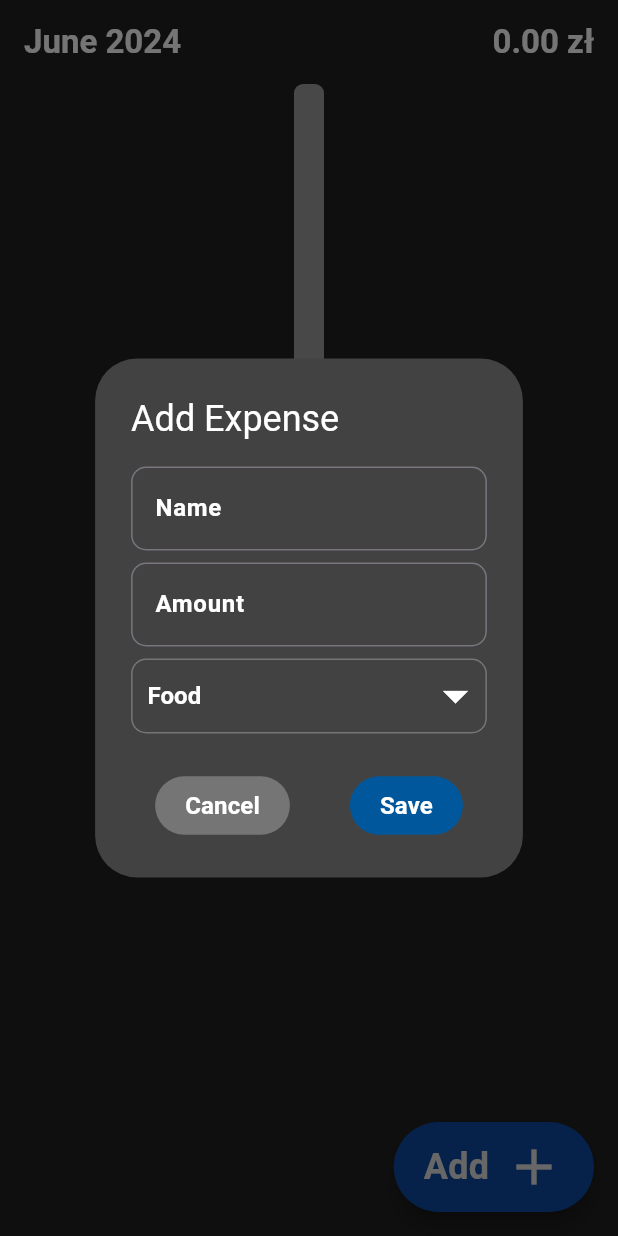
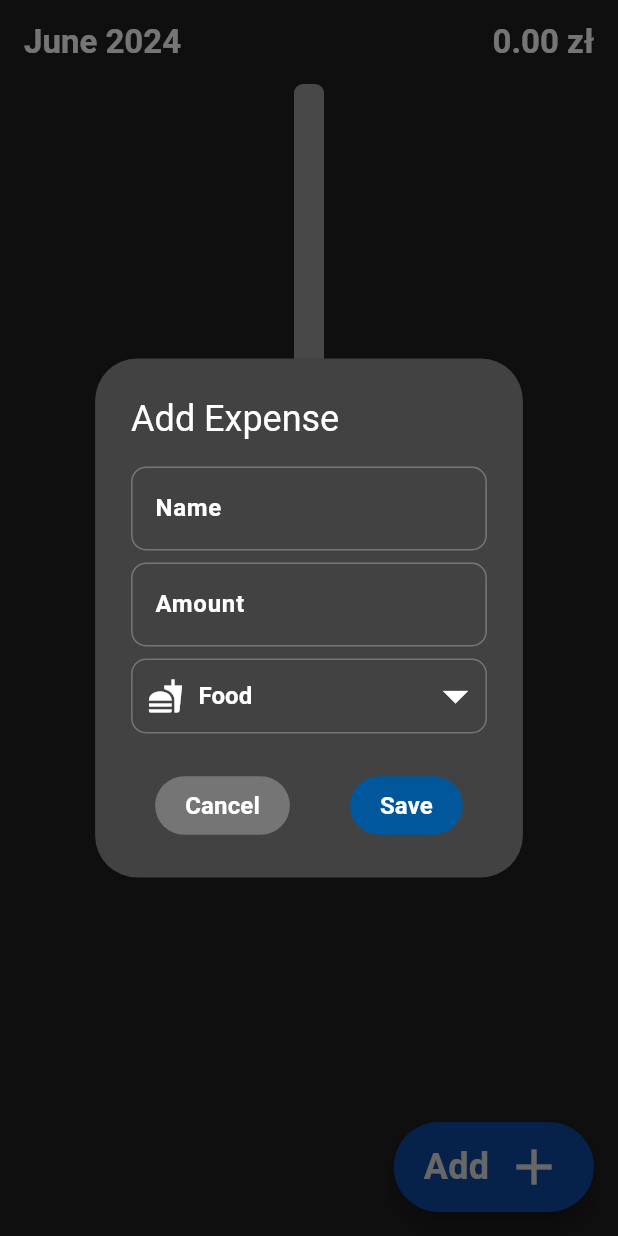
Before and after one commit to S0ul3r/min_spendings, a Flutter app: the screen it shows after launch, after a tap on "Add", on a phone screen of 412 x 824 dp. Run offline on Flutter 3.47's test engine with Material 3 defaults, Android fonts, the phone set to English and light mode, and no system bars; drawn by our look-alikes of fl_chart; our stand-ins replace flutter_slidable, isar; accounts and stored records are empty; generated files the repository leaves out were written again.

Commit message:
Add category icons to badge in expenses list and create/edit dialog

```diff
--- a/lib/components/home_page/expense_dialog.dart
+++ b/lib/components/home_page/expense_dialog.dart
@@ -70,19 +70,23 @@ void openExpenseBox(
                 borderRadius: BorderRadius.circular(10),
                 border: Border.all(color: Colors.grey.shade600),
               ),
+              padding: const EdgeInsets.only(left: 10),
               child: DropdownButton<String>(
                 isExpanded: true,
                 value: selectedCategory,
                 items: expenseCategories.map((String category) {
                   return DropdownMenuItem<String>(
                     value: category,
-                    child: Padding(
-                      padding: const EdgeInsets.only(left: 10.0),
-                      child: Text(category,
-                          style: const TextStyle(
-                              color: Colors.white,
-                              fontSize: 16,
-                              fontWeight: FontWeight.bold)),
+                    child: Row(
+                      children: [
+                        Icon(categoryIcons[category], color: Colors.white),
+                        const SizedBox(width: 10),
+                        Text(category,
+                            style: const TextStyle(
+                                color: Colors.white,
+                                fontSize: 16,
+                                fontWeight: FontWeight.bold)),
+                      ],
                     ),
                   );
                 }).toList(),
```
Also changed, not shown: lib/components/home_page/custom_list_tile.dart (+12 -4 lines), lib/constants.dart (+16 -0 lines).
